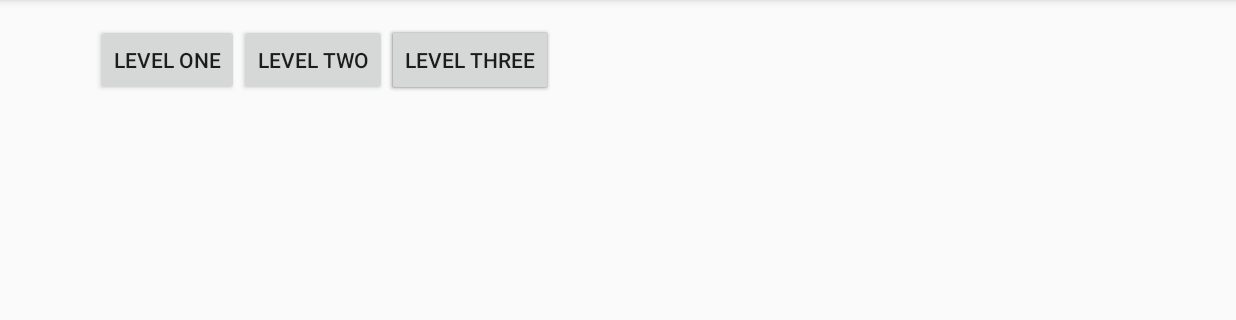
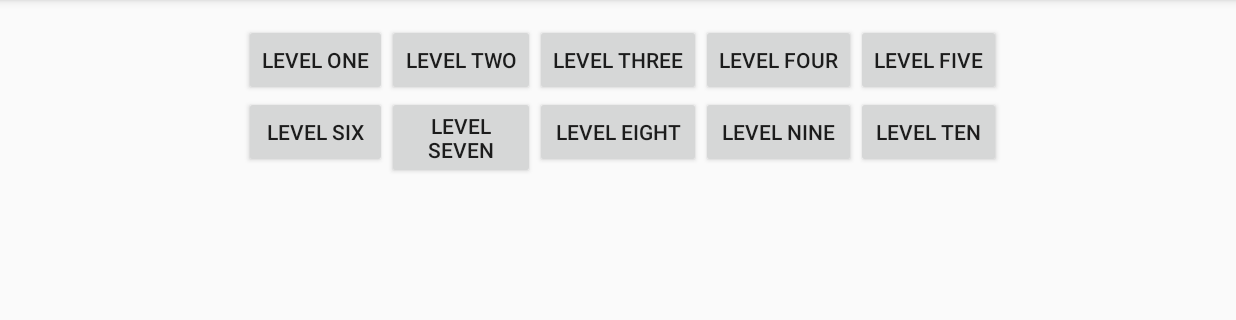
Before and after one commit to MathBunny/decanting, an Android app: the LevelSelection screen opened directly, with no data from a screen before it, on a phone screen of 824 x 412 dp (held sideways), the part 72-392 px from its top. Run offline under Robolectric (Android 15) with nearby library versions, the phone set to English and light mode, and no system bars.

Commit message:
Update level selection screen graphics

```diff
--- a/app/src/main/res/layout/activity_level_selection.xml
+++ b/app/src/main/res/layout/activity_level_selection.xml
@@ -9,7 +9,129 @@
     android:paddingTop="@dimen/activity_vertical_margin"
     tools:context="ca.horatiu.decanting.LevelSelection">
 
-    <GridLayout
+    <RelativeLayout
+        android:layout_width="match_parent"
+        android:layout_height="match_parent"
+        android:layout_centerHorizontal="true"
+        android:orientation="horizontal">
+
+        <Button
+            android:layout_width="wrap_content"
+            android:layout_height="wrap_content"
+            android:text="LEVEL THREE"
+            android:id="@id/three"
+            android:layout_centerHorizontal="true"
+            android:onClick="levelThree"
+            />
+
+        <Button
+            android:layout_toRightOf="@+id/three"
+            android:layout_width="wrap_content"
+            android:layout_height="wrap_content"
+            android:text="LEVEL FOUR"
+            android:id= "@id/four"
+            android:layout_centerHorizontal="true"
+            android:onClick="levelFour"
+            />
+
+        <Button
+            android:layout_toRightOf="@+id/four"
+            android:layout_width="wrap_content"
+            android:layout_height="wrap_content"
+            android:text="LEVEL FIVE"
+            android:id="@+id/five"
+            android:layout_centerHorizontal="true"
+            android:onClick="levelFive"
+            />
+
+        <Button
+            android:layout_toLeftOf="@+id/three"
+            android:layout_width="wrap_content"
+            android:layout_height="wrap_content"
+            android:text="LEVEL TWO"
+            android:id="@id/two"
+            android:onClick="levelTwo"
+            android:layout_centerHorizontal="true"
+            />
+
+        <Button
+            android:layout_toLeftOf="@+id/two"
+            android:layout_width="wrap_content"
+            android:layout_height="wrap_content"
+            android:text="LEVEL ONE"
+            android:id="@+id/one"
+            android:onClick="levelOne"
+            android:layout_centerHorizontal="true"
+            />
+
+
+        <Button
+            android:layout_alignLeft="@+id/one"
+            android:layout_alignRight="@+id/one"
+            android:layout_below="@+id/one"
+            android:layout_width="wrap_content"
+            android:layout_height="wrap_content"
+            android:text="LEVEL SIX"
+            android:id="@+id/six"
+            android:onClick="levelSix"
+            android:layout_centerHorizontal="true" />
+
+        <Button
+            android:layout_toRightOf="@+id/six"
+            android:layout_below="@+id/one"
+            android:layout_width="wrap_content"
+            android:layout_height="wrap_content"
+            android:text="LEVEL SEVEN"
+            android:id="@+id/seven"
+            android:onClick="levelSeven"
+            android:layout_centerHorizontal="true"
+            android:layout_alignLeft="@+id/two"
+            android:layout_alignRight="@+id/two"
+            />
+
+        <Button
+            android:layout_toRightOf="@+id/six"
+            android:layout_below="@+id/one"
+            android:layout_width="wrap_content"
+            android:layout_height="wrap_content"
+            android:text="LEVEL EIGHT"
+            android:id="@+id/eight"
+            android:onClick="levelEight"
+            android:layout_centerHorizontal="true"
+            android:layout_alignLeft="@+id/three"
+            android:layout_alignRight="@+id/three"
+            />
+
+        <Button
+            android:layout_toRightOf="@+id/seven"
+            android:layout_below="@+id/one"
+            android:layout_width="wrap_content"
+            android:layout_height="wrap_content"
+            android:text="LEVEL NINE"
+            android:id="@+id/nine"
+            android:onClick="levelNine"
+            android:layout_centerHorizontal="true"
+            android:layout_alignLeft="@+id/four"
+            android:layout_alignRight="@+id/four"
+            />
+
+        <Button
+            android:layout_toRightOf="@+id/eight"
+            android:layout_below="@+id/one"
+            android:layout_width="wrap_content"
+            android:layout_height="wrap_content"
+            android:text="LEVEL TEN"
+            android:id="@+id/ten"
+            android:onClick="levelTen"
+            android:layout_centerHorizontal="true"
+            android:layout_alignLeft="@+id/five"
+            android:layout_alignRight="@+id/five"
+            />
+
+    </RelativeLayout>
+
+
+    <!--<GridLayout
         android:layout_width="match_parent"
         android:layout_height="match_parent">
 
@@ -21,7 +143,7 @@
             android:layout_row="0"
             android:layout_column="0"
             android:onClick="levelOne"
-            />
+            android:layout_gravity="center_horizontal" />
 
         <Button
             android:layout_width="wrap_content"
@@ -31,7 +153,7 @@
             android:layout_row="0"
             android:layout_column="1"
             android:onClick="levelTwo"
-            />
+            android:layout_gravity="center_horizontal" />
 
         <Button
             android:layout_width="wrap_content"
@@ -41,26 +163,51 @@
             android:layout_row="0"
             android:layout_column="2"
             android:onClick="levelThree"
-            />
+            android:layout_gravity="center_horizontal" />
 
         <Button
             android:layout_width="wrap_content"
             android:layout_height="wrap_content"
-            android:text="@string/level_three"
+            android:text="@string/level_four"
             android:id="@+id/button4"
             android:layout_row="0"
-            android:layout_column="2"
+            android:layout_column="3"
             android:onClick="levelFour"
-            />
+            android:layout_gravity="right" />
 
         <Button
             android:layout_width="wrap_content"
             android:layout_height="wrap_content"
-            android:text="@string/level_three"
+            android:text="@string/level_five"
             android:id="@+id/button5"
             android:layout_row="0"
-            android:layout_column="2"
+            android:layout_column="4"
             android:onClick="levelFive"
-            />
-    </GridLayout>
+            android:layout_gravity="right" />
+
+        <Button
+            android:layout_width="wrap_content"
+            android:layout_height="wrap_content"
+            android:text="LEVEL SIX"
+            android:id="@+id/button6"
+            android:layout_row="1"
+            android:layout_column="0" />
+
+        <Button
+            android:layout_width="wrap_content"
+            android:layout_height="wrap_content"
+            android:text="LEVEL SEVEN"
+            android:id="@+id/button7"
+            android:layout_row="1"
+            android:layout_column="1" />
+
+        <Button
+            android:layout_width="wrap_content"
+            android:layout_height="wrap_content"
+            android:text="LEVEL EIGHT"
+            android:id="@+id/button8"
+            android:layout_row="1"
+            android:layout_column="2" />
+
+    </GridLayout> -->
 </RelativeLayout>
--- a/app/src/main/res/values/strings.xml
+++ b/app/src/main/res/values/strings.xml
@@ -3,4 +3,13 @@
     <string name="level_one">Level one</string>
     <string name="level_two">Level Two</string>
     <string name="level_three">Level Three</string>
+    <string name="level_four">Level Four</string>
+    <string name="level_five">Level Five</string>
+
+    <string name="level_six">Level Six</string>
+    <string name="level_seven">Level Seven</string>
+    <string name="level_eight">Level Eight</string>
+    <string name="level_nine">Level Nine</string>
+    <string name="level_ten">Level Ten</string>
+    <string name="level_eleven">Level Eleven</string>
 </resources>
```
